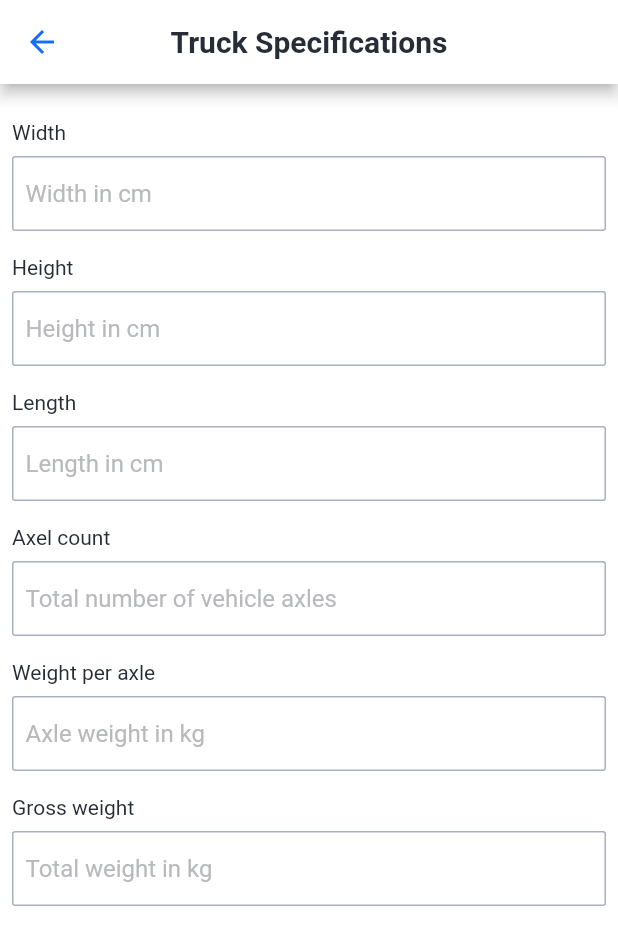
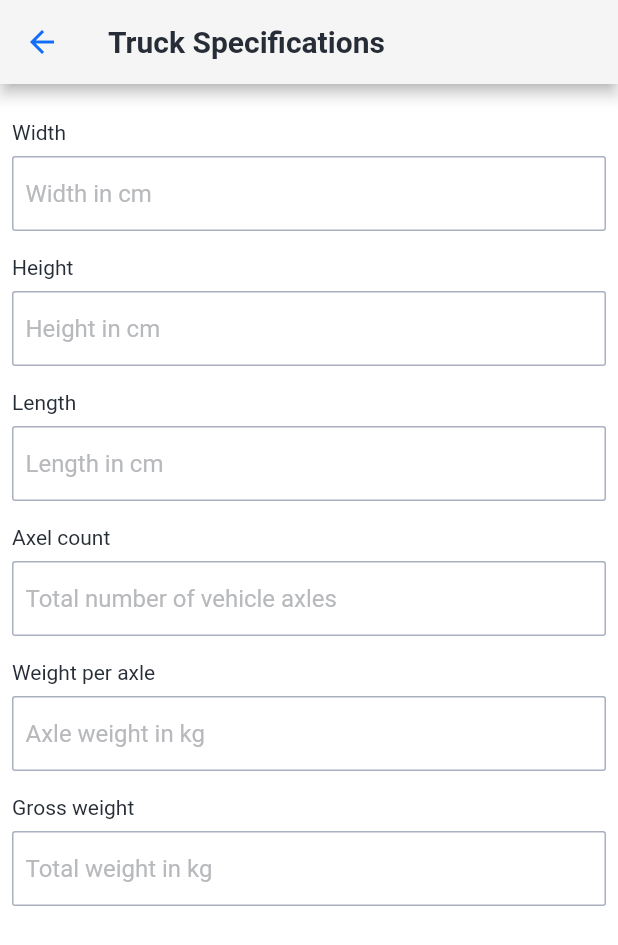
Before and after one commit to heremaps/here-sdk-ref-app-flutter, a Flutter app: the TruckSpecificationsScreen screen opened directly, on a phone screen of 412 x 824 dp. Shown: the top 945 px of the screen. Run offline on Flutter 3.47's test engine with Material 2 defaults, Android fonts, the phone set to English and light mode, and no system bars; our stand-ins replace flutter_local_notifications, flutter_svg, flutter_tts, permission_handler, reorderables, sqflite and 1 more; missing offline and left inert: disk_space, here_sdk, ringtone_player; accounts and stored records are empty; generated files the repository leaves out were written again.

Commit message:
Removed all deprecated code (#14)
Signed-off-by: Vitalii Khoruzhyi <44439675+Merlin1stHere@users.noreply.github.com>

```diff
--- a/lib/common/ui_style.dart
+++ b/lib/common/ui_style.dart
@@ -117,7 +117,6 @@ class UIStyle {
       iconTheme: IconThemeData(
         color: _lightAccent,
       ),
-      textTheme: _lightTextTheme,
     ),
     colorScheme: const ColorScheme.light(
       primary: _lightForeground,
@@ -137,7 +136,6 @@ class UIStyle {
       selectionHandleColor: _lightAccent,
     ),
     inputDecorationTheme: _lightInputDecorationTheme,
-    accentColor: _lightAccent,
     backgroundColor: _lightBackground,
     hintColor: _lightForegroundHint,
     highlightColor: _lightAccentSecondary,
--- a/lib/route_preferences/avoidance/country_avoidance_screen.dart
+++ b/lib/route_preferences/avoidance/country_avoidance_screen.dart
@@ -41,10 +41,8 @@ class CountryAvoidanceScreen extends StatelessWidget {
 
     return Scaffold(
       appBar: AppBar(
-          title: Text(AppLocalizations.of(context)!.avoidCountriesTitle),
-          centerTitle: true,
-          backgroundColor: UIStyle.preferencesBackgroundColor,
-          textTheme: Theme.of(context).textTheme),
+        title: Text(AppLocalizations.of(context)!.avoidCountriesTitle),
+      ),
       body: Container(
         color: UIStyle.preferencesBackgroundColor,
         child: ListView.builder(
--- a/lib/route_preferences/avoidance/road_features_avoidance_screen.dart
+++ b/lib/route_preferences/avoidance/road_features_avoidance_screen.dart
@@ -39,10 +39,8 @@ class RoadFeaturesAvoidanceScreen extends StatelessWidget {
 
     return Scaffold(
       appBar: AppBar(
-          title: Text(AppLocalizations.of(context)!.avoidRoadFeaturesTitle),
-          centerTitle: true,
-          backgroundColor: UIStyle.preferencesBackgroundColor,
-          textTheme: Theme.of(context).textTheme),
+        title: Text(AppLocalizations.of(context)!.avoidRoadFeaturesTitle),
+      ),
       body: Container(
         color: UIStyle.preferencesBackgroundColor,
         child: ListView(
--- a/lib/route_preferences/route_preferences_screen.dart
+++ b/lib/route_preferences/route_preferences_screen.dart
@@ -65,9 +65,6 @@ class _RoutePreferencesScreenState extends State<RoutePreferencesScreen> with Ti
     return Scaffold(
       appBar: AppBar(
           title: Text(AppLocalizations.of(context)!.routePreferencesScreenTitle),
-          centerTitle: true,
-          backgroundColor: UIStyle.preferencesBackgroundColor,
-          textTheme: Theme.of(context).textTheme,
           bottom: PreferredSize(
               preferredSize: const Size.fromHeight(UIStyle.mediumButtonHeight),
               child: Container(
--- a/lib/route_preferences/truck_hazardous_goods_screen.dart
+++ b/lib/route_preferences/truck_hazardous_goods_screen.dart
@@ -38,10 +38,8 @@ class TruckHazardousGoodsScreen extends StatelessWidget {
 
     return Scaffold(
       appBar: AppBar(
-          title: Text(AppLocalizations.of(context)!.hazardousGoodsTitle),
-          centerTitle: true,
-          backgroundColor: UIStyle.preferencesBackgroundColor,
-          textTheme: Theme.of(context).textTheme),
+        title: Text(AppLocalizations.of(context)!.hazardousGoodsTitle),
+      ),
       body: Container(
         color: UIStyle.preferencesBackgroundColor,
         child: ListView(
--- a/lib/route_preferences/truck_specifications_screen.dart
+++ b/lib/route_preferences/truck_specifications_screen.dart
@@ -38,9 +38,6 @@ class TruckSpecificationsScreen extends StatelessWidget {
     return Scaffold(
       appBar: AppBar(
         title: Text(localizations.truckSpecificationsTitle),
-        centerTitle: true,
-        backgroundColor: UIStyle.preferencesBackgroundColor,
-        textTheme: Theme.of(context).textTheme,
       ),
       body: GestureDetector(
         onTap: () => FocusScope.of(context).requestFocus(new FocusNode()),
--- a/lib/search/search_results_screen.dart
+++ b/lib/search/search_results_screen.dart
@@ -248,8 +248,6 @@ class _SearchResultsScreenState extends State<SearchResultsScreen> with TickerPr
   }
 
   Widget _buildNavigationHeader(BuildContext context, bool expanded) {
-    ColorScheme colorScheme = Theme.of(context).colorScheme;
-
     return Row(
       children: [
         IconButton(
@@ -261,7 +259,7 @@ class _SearchResultsScreenState extends State<SearchResultsScreen> with TickerPr
             widget.queryString,
             style: TextStyle(
               fontSize: UIStyle.hugeFontSize,
-              color: colorScheme.primary,
+              fontWeight: FontWeight.bold,
             ),
           ),
         ),
@@ -298,7 +296,7 @@ class _SearchResultsScreenState extends State<SearchResultsScreen> with TickerPr
       decoration: BoxDecoration(
         border: Border(
           left: BorderSide(
-              color: _selectedIndex == index ? Theme.of(context).accentColor : Colors.transparent,
+              color: _selectedIndex == index ? colorScheme.secondary : Colors.transparent,
               width: UIStyle.contentMarginExtraSmall),
         ),
       ),
```
Also changed, not shown: lib/download_maps/map_region_tile_widget.dart (+4 -3 lines), lib/routing/route_poi_options_button.dart (+1 -7 lines).
